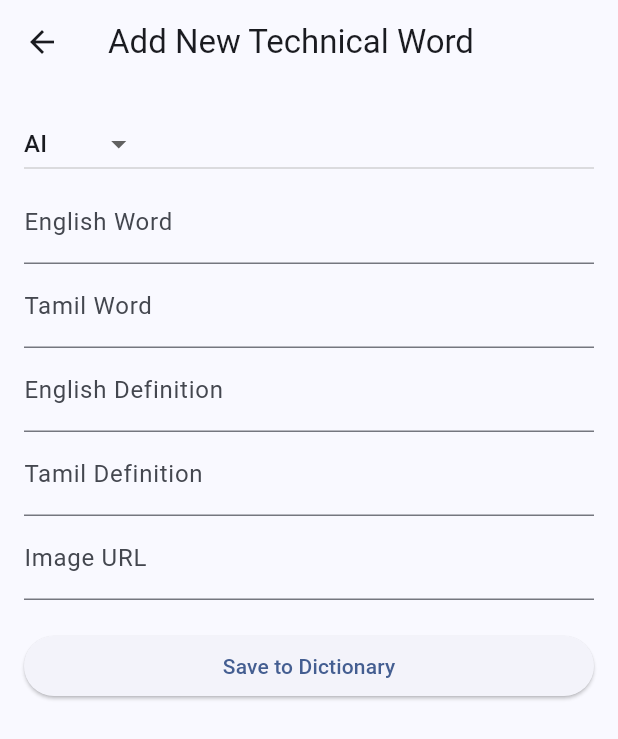
After one commit to Shanmugeshwaran2004/Technical-Dictionary-App, a Flutter app: the screen it shows after launch, after a tap on the "add circle" icon, on a phone screen of 412 x 824 dp. The commit adds this screen. Shown: the top 739 px of the screen. Run offline on Flutter 3.47's test engine with Material 3 defaults, Android fonts, the phone set to English and light mode, and no system bars; our stand-ins replace flutter_tts, hive, hive_flutter; accounts and stored records are empty.

Commit message:
Feature: Added Dictionary, NLP Audio, and Quiz functionality

```diff
--- /dev/null
+++ b/lib/add_word_page.dart
@@ -0,0 +1,71 @@
+import 'package:flutter/material.dart';
+import 'package:hive/hive.dart';
+import 'word_model.dart';
+
+class AddWordPage extends StatefulWidget {
+  const AddWordPage({super.key});
+
+  @override
+  State<AddWordPage> createState() => _AddWordPageState();
+}
+
+class _AddWordPageState extends State<AddWordPage> {
+  final _formKey = GlobalKey<FormState>();
+
+  // Controllers to grab text from fields
+  final TextEditingController _engController = TextEditingController();
+  final TextEditingController _tamController = TextEditingController();
+  final TextEditingController _engDefController = TextEditingController();
+  final TextEditingController _tamDefController = TextEditingController();
+  final TextEditingController _engExController = TextEditingController();
+  final TextEditingController _tamExController = TextEditingController();
+  final TextEditingController _imgController = TextEditingController();
+
+  String _selectedDomain = "AI";
+  final List<String> _domains = ["AI", "ML", "DL", "CN", "CV", "DBMS", "OS", "Python", "Java", "NLP", "DS"];
+
+  void _saveWord() {
+    final box = Hive.box<DictionaryWord>('dictionaryBox');
+
+    final newWord = DictionaryWord(
+      englishWord: _engController.text,
+      tamilWord: _tamController.text,
+      englishDef: _engDefController.text,
+      tamilDef: _tamDefController.text,
+      englishExample: _engExController.text,
+      tamilExample: _tamExController.text,
+      imageUrl: _imgController.text,
+      domainName: _selectedDomain,
+    );
+
+    box.add(newWord); // Saves to local storage
+    Navigator.pop(context); // Go back
+  }
+
+  @override
+  Widget build(BuildContext context) {
+    return Scaffold(
+      appBar: AppBar(title: const Text("Add New Technical Word")),
+      body: Form(
+        key: _formKey,
+        child: ListView(
+          padding: const EdgeInsets.all(16),
+          children: [
+            DropdownButton<String>(
+              value: _selectedDomain,
+              items: _domains.map((d) => DropdownMenuItem(value: d, child: Text(d))).toList(),
+              onChanged: (val) => setState(() => _selectedDomain = val!),
+            ),
+            TextField(controller: _engController, decoration: const InputDecoration(labelText: "English Word")),
+            TextField(controller: _tamController, decoration: const InputDecoration(labelText: "Tamil Word")),
+            TextField(controller: _engDefController, decoration: const InputDecoration(labelText: "English Definition")),
+            TextField(controller: _tamDefController, decoration: const InputDecoration(labelText: "Tamil Definition")),
+            TextField(controller: _imgController, decoration: const InputDecoration(labelText: "Image URL")),
+            const SizedBox(height: 20),
+            ElevatedButton(onPressed: _saveWord, child: const Text("Save to Dictionary")),
+          ],
+        ),
+      ),
+    );
+  }
+}
--- a/lib/main.dart
+++ b/lib/main.dart
@@ -1,18 +1,25 @@
 import 'package:flutter/material.dart';
 import 'package:hive_flutter/hive_flutter.dart';
-import 'word_model.dart'; // This imports your DictionaryWord class
+
+// Import your other files
+import 'word_model.dart';
+import 'word_list_page.dart';
+import 'add_word_page.dart';
+import 'quiz_page.dart';
 
 void main() async {
-  // 1. Ensure Flutter is ready for async code
+  // 1. Ensure Flutter binding is initialized
   WidgetsFlutterBinding.ensureInitialized();
 
-  // 2. Initialize Hive and Register the Adapter
+  // 2. Initialize Hive for local storage
   await Hive.initFlutter();
+
+  // 3. Register the generated TypeAdapter for DictionaryWord
   if (!Hive.isAdapterRegistered(0)) {
     Hive.registerAdapter(DictionaryWordAdapter());
   }
 
-  // 3. Open the storage box
+  // 4. Open the database "box"
   await Hive.openBox<DictionaryWord>('dictionaryBox');
 
   runApp(const MyApp());
@@ -27,7 +34,7 @@ class MyApp extends StatelessWidget {
       debugShowCheckedModeBanner: false,
       title: 'Technical Dictionary',
       theme: ThemeData(
-        colorScheme: ColorScheme.fromSeed(seedColor: Colors.blue),
+        colorScheme: ColorScheme.fromSeed(seedColor: Colors.blueAccent),
         useMaterial3: true,
       ),
       home: const DomainListPage(),
@@ -38,7 +45,7 @@ class MyApp extends StatelessWidget {
 class DomainListPage extends StatelessWidget {
   const DomainListPage({super.key});
 
-  // Your requested domains
+  // Your specified domains for CSE and AIML
   final List<String> domains = const [
     "AI", "ML", "DL", "CN", "CV", "DBMS", "OS", "Python", "Java", "NLP", "DS"
   ];
@@ -47,37 +54,66 @@ class DomainListPage extends StatelessWidget {
   Widget build(BuildContext context) {
     return Scaffold(
       appBar: AppBar(
-        title: const Text('Technical Dictionary'),
+        title: const Text('CSE & AIML Dictionary'),
         centerTitle: true,
         backgroundColor: Theme.of(context).colorScheme.primaryContainer,
+        actions: [
+          // Button to go to the "Add Word" page to enter data
+          IconButton(
+            tooltip: "Add New Word",
+            icon: const Icon(Icons.add_circle),
+            onPressed: () {
+              Navigator.push(
+                context,
+                MaterialPageRoute(builder: (context) => const AddWordPage()),
+              );
+            },
+          ),
+        ],
       ),
       body: ListView.builder(
         padding: const EdgeInsets.all(12),
         itemCount: domains.length,
         itemBuilder: (context, index) {
           return Card(
-            elevation: 2,
+            elevation: 3,
+            margin: const EdgeInsets.symmetric(vertical: 6),
             child: ListTile(
-              leading: const Icon(Icons.book),
+              leading: CircleAvatar(
+                backgroundColor: Colors.blue[100],
+                child: Text(domains[index][0]), // Shows first letter
+              ),
               title: Text(
                 domains[index],
                 style: const TextStyle(fontWeight: FontWeight.bold, fontSize: 18),
               ),
+              subtitle: const Text("Tap to view words"),
               trailing: const Icon(Icons.arrow_forward_ios, size: 16),
               onTap: () {
-                // Next step: Navigate to a word list filtered by this domain
-                print("Selected domain: ${domains[index]}");
+                // Navigate to Word List page filtered by this domain
+                Navigator.push(
+                  context,
+                  MaterialPageRoute(
+                    builder: (context) => WordListPage(domain: domains[index]),
+                  ),
+                );
               },
             ),
           );
         },
       ),
+      // Floating Action Button to start the Quiz
       floatingActionButton: FloatingActionButton.extended(
         onPressed: () {
-          // Next step: Navigate to Quiz page
+          Navigator.push(
+            context,
+            MaterialPageRoute(builder: (context) => const QuizPage()),
+          );
         },
-        label: const Text('Take Quiz'),
-        icon: const Icon(Icons.quiz),
+        label: const Text('Start Quiz'),
+        icon: const Icon(Icons.psychology),
+        backgroundColor: Colors.blueAccent,
+        foregroundColor: Colors.white,
       ),
     );
   }
```
Also changed, not shown: lib/quiz_page.dart (added, +165 -0 lines), lib/word_list_page.dart (added, +99 -0 lines), lib/word_model.dart (+8 -24 lines), pubspec.yaml (+6 -70 lines), lib/word_model.g.dart (added), pubspec.lock.
